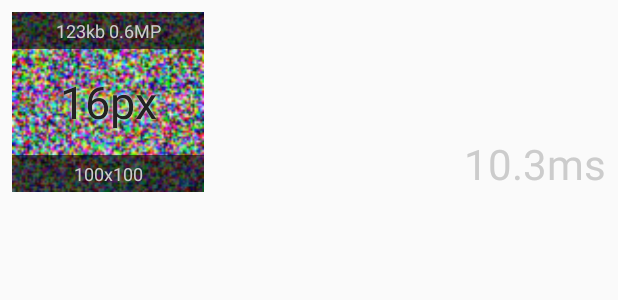
After one commit to patrickfav/BlurTestAndroid, an Android app: the layout list_benchmark_result.xml on its own in the app's theme, with its tools: preview values and no code run, on a phone screen of 412 x 824 dp. The commit adds this screen. Shown: the top 300 px of the screen. Run offline under Robolectric (Android 15) with nearby library versions, the phone set to English and light mode, and no system bars.

Commit message:
* adds first version of benchmark

```diff
--- a/BlurTest/src/main/java/at/favre/app/blurtest/fragments/StaticBlurFragment.java
+++ b/BlurTest/src/main/java/at/favre/app/blurtest/fragments/StaticBlurFragment.java
@@ -75,7 +75,7 @@ public class StaticBlurFragment extends Fragment implements IFragmentWithBlurSet
 				blurTemplate = null;
 				startBlur();
 			}
-		},false);
+		});
 
 		Bitmap normalBitmap = ((BitmapDrawable)imageViewNormal.getDrawable()).getBitmap();
 		((TextView)  v.findViewById(R.id.tv_resolution_normal)).setText("Original: "+normalBitmap.getWidth()+"x"+normalBitmap.getHeight()+" / "+(BlurUtil.sizeOf(normalBitmap)/1024)+"kB");
--- a/BlurTest/src/main/res/layout/inc_settings.xml
+++ b/BlurTest/src/main/res/layout/inc_settings.xml
@@ -11,6 +11,7 @@
     android:visibility="visible">
 
     <TextView
+        android:id="@+id/tv_insample_label"
         android:layout_width="match_parent"
         android:layout_height="wrap_content"
         android:textColor="@color/optionsTextColor"
@@ -46,6 +47,7 @@
 
 
     <TextView
+        android:id="@+id/tv_radius_label"
         android:layout_width="match_parent"
         android:layout_height="wrap_content"
         android:textColor="@color/optionsTextColor"
--- /dev/null
+++ b/BlurTest/src/main/res/layout/list_benchmark_result.xml
@@ -0,0 +1,72 @@
+<?xml version="1.0" encoding="utf-8"?>
+
+<RelativeLayout xmlns:android="http://schemas.android.com/apk/res/android"
+              android:orientation="vertical"
+              android:layout_width="match_parent"
+              android:layout_height="136dp"
+              android:padding="8dp">
+
+    <ImageView
+        android:id="@+id/thumbnail"
+        android:layout_width="128dp"
+        android:layout_height="128dp"
+        android:scaleType="centerCrop"
+        android:src="@drawable/test_100x100"
+        android:layout_alignParentLeft="true"/>
+    <TextView
+        android:id="@+id/tv_width_height"
+        android:layout_width="wrap_content"
+        android:layout_height="wrap_content"
+        android:layout_alignLeft="@+id/thumbnail"
+        android:layout_alignRight="@+id/thumbnail"
+        android:layout_alignBottom="@+id/thumbnail"
+        android:text="100x100"
+        android:textSize="12sp"
+        android:gravity="center"
+        android:padding="4dp"
+        android:textColor="@color/optionsTextColor"
+        android:background="@color/halftransparent"/>
+
+    <TextView
+        android:id="@+id/tv_imageInfo"
+        android:layout_width="wrap_content"
+        android:layout_height="wrap_content"
+        android:layout_alignLeft="@+id/thumbnail"
+        android:layout_alignRight="@+id/thumbnail"
+        android:layout_alignTop="@+id/thumbnail"
+        android:text="123kb 0.6MP"
+        android:textSize="12sp"
+        android:gravity="center"
+        android:padding="4dp"
+        android:textColor="@color/optionsTextColor"
+        android:background="@color/halftransparent"/>
+
+    <TextView
+        android:id="@+id/tv_radius"
+        android:layout_width="wrap_content"
+        android:layout_height="wrap_content"
+        android:layout_alignLeft="@+id/thumbnail"
+        android:layout_alignRight="@+id/thumbnail"
+        android:layout_alignTop="@+id/thumbnail"
+        android:layout_alignBottom="@+id/thumbnail"
+        android:text="16px"
+        android:textSize="30sp"
+        android:gravity="center"
+        android:padding="4dp"
+        android:shadowColor="#fff"
+        android:shadowRadius="2"
+        android:textColor="#222"/>
+
+    <TextView
+        android:id="@+id/tv_avg"
+        android:layout_width="wrap_content"
+        android:layout_height="wrap_content"
+        android:textSize="28sp"
+        android:paddingLeft="8dp"
+        android:text="10.3ms"
+        android:layout_alignParentBottom="true"
+        android:layout_alignParentRight="true"
+        android:textColor="@color/optionsTextColor"
+        />
+
+</RelativeLayout>
```
Also changed, not shown: BlurTest/src/main/java/at/favre/app/blurtest/BenchmarkListAdapter.java (added, +68 -0 lines), BlurTest/src/main/java/at/favre/app/blurtest/BlurBenchmarkTask.java (added, +192 -0 lines), BlurTest/src/main/java/at/favre/app/blurtest/SettingsController.java (+32 -9 lines), BlurTest/src/main/java/at/favre/app/blurtest/activities/MainActivity.java (+17 -3 lines), BlurTest/src/main/java/at/favre/app/blurtest/fragments/BlurBenchmarkFragment.java (added, +110 -0 lines), BlurTest/src/main/java/at/favre/app/blurtest/fragments/LiveBlurFragment.java (+7 -1 lines), BlurTest/src/main/java/at/favre/app/blurtest/util/Average.java (added, +135 -0 lines), BlurTest/src/main/java/at/favre/app/blurtest/util/BlurUtil.java (+20 -5 lines), BlurTest/src/main/res/layout/fragment_benchmark.xml (added, +29 -0 lines), BlurTest/src/main/res/drawable-nodpi/test_100x100.png (added), BlurTest/src/main/res/drawable-nodpi/test_200x200.png (added), BlurTest/src/main/res/drawable-nodpi/test_400x400.png (added).
